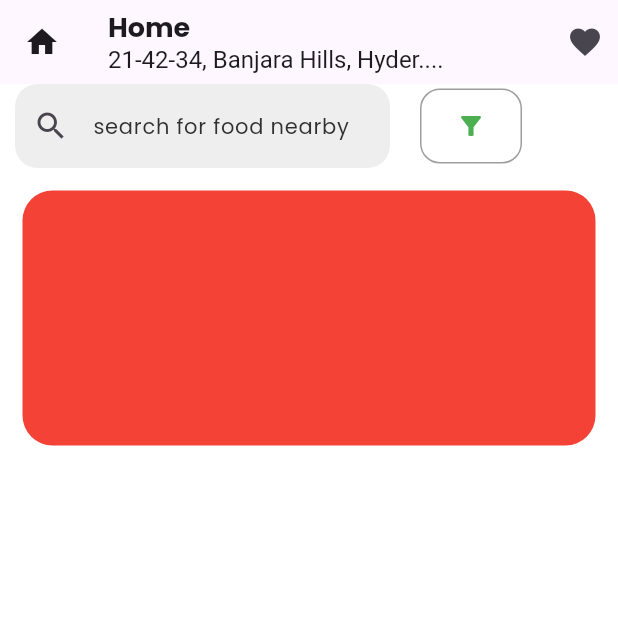
After one commit to azharbinsethi/flutter, a Flutter app: the SearchTwo screen opened directly, after a tap on the "filter alt" icon, on a phone screen of 412 x 824 dp, the top half of it. The commit adds this screen. Run offline on Flutter 3.47's test engine with Material 3 defaults, Android fonts, the phone set to English and light mode, and no system bars; our stand-ins replace google_fonts.

Commit message:
second commit

```diff
--- a/lib/SearchScreen/SearchTwo.dart
+++ b/lib/SearchScreen/SearchTwo.dart
@@ -1,4 +1,5 @@
 import 'package:flutter/material.dart';
+import 'package:testingterminal/main/MainScreen.dart';
 
 class SearchTwo extends StatelessWidget {
   const SearchTwo({super.key});
@@ -38,7 +39,15 @@ class SearchTwo extends StatelessWidget {
                   color: Colors.white,
                   borderRadius: BorderRadius.circular(10),
                 ),
-                child: Icon(Icons.filter_alt_rounded),
+                child: GestureDetector(
+                  onTap: () {
+                    Navigator.push(
+                      context,
+                      MaterialPageRoute(builder: (context) => MainScreen()),
+                    );
+                  },
+                  child: Icon(Icons.filter_alt_rounded),
+                ),
               ),
             ],
           ),
--- /dev/null
+++ b/lib/main/MainScreen.dart
@@ -0,0 +1,121 @@
+import 'package:flutter/material.dart';
+import 'package:flutter/rendering.dart';
+import 'package:google_fonts/google_fonts.dart';
+
+class MainScreen extends StatelessWidget {
+  const MainScreen({super.key});
+
+  @override
+  Widget build(BuildContext context) {
+    return Scaffold(
+      backgroundColor: Colors.white,
+      appBar: AppBar(
+        centerTitle: false,
+        leading: Icon(Icons.home),
+        actions: [Icon(Icons.favorite), SizedBox(width: 10)],
+
+        title: Column(
+          crossAxisAlignment: CrossAxisAlignment.start,
+          children: [
+            Text(
+              'Home',
+              style: GoogleFonts.poppins(
+                fontWeight: FontWeight.bold,
+                fontSize: 18,
+              ),
+            ),
+            Text(
+              '21-42-34, Banjara Hills, Hyder....',
+              style: TextStyle(fontSize: 16),
+            ),
+          ],
+        ),
+      ),
+      body: Column(
+        children: [
+          Row(
+            children: [
+              Padding(padding: EdgeInsets.only(left: 10)),
+
+              SizedBox(
+                width: 250,
+                child: TextFormField(
+                  decoration: InputDecoration(
+                    fillColor: Colors.grey.shade200,
+                    filled: true,
+                    prefixIcon: Icon(Icons.search),
+                    border: OutlineInputBorder(
+                      borderRadius: BorderRadius.circular(15),
+                      borderSide: BorderSide.none,
+                    ),
+                    hintText: 'search for food nearby',
+                    hintStyle: GoogleFonts.poppins(
+                      fontSize: 14,
+                      color: Color.fromARGB(255, 48, 48, 48),
+                    ),
+                  ),
+                ),
+              ),
+              SizedBox(width: 20),
+              OutlinedButton(
+                style: OutlinedButton.styleFrom(
+                  minimumSize: Size(59, 50),
+                  //fixedSize: Size(50, 50),
+                  side: BorderSide(color: Colors.grey),
+                  shape: RoundedRectangleBorder(
+                    borderRadius: BorderRadius.circular(13.31),
+                  ),
+                ),
+
+                onPressed: () {},
+                child: Icon(Icons.filter_alt, color: Colors.green, size: 20),
+              ),
+            ],
+          ),
+          Expanded(
+            child: ListView(
+              scrollDirection: Axis.vertical,
+              children: [
+                SizedBox(
+                  height: 200,
+                  child: PageView(
+                    scrollDirection: Axis.horizontal,
+                    children: [
+                      Container(
+                        margin: EdgeInsets.all(15),
+                        height: 150,
+                        width: 500,
+                        decoration: BoxDecoration(
+                          color: Colors.red,
+                          borderRadius: BorderRadius.circular(20),
+                        ),
+                      ),
+                      Container(
+                        margin: EdgeInsets.all(15),
+                        height: 150,
+                        width: 500,
+                        decoration: BoxDecoration(
+                          color: Colors.blue,
+                          borderRadius: BorderRadius.circular(20),
+                        ),
+                      ),
+                      Container(
+                        margin: EdgeInsets.all(15),
+                        height: 150,
+                        width: 500,
+                        decoration: BoxDecoration(
+                          color: Colors.green,
+                          borderRadius: BorderRadius.circular(20),
+                        ),
+                      ),
+                    ],
+                  ),
+                ),
+              ],
+            ),
+          ),
+        ],
+      ),
+    );
+  }
+}
--- a/pubspec.yaml
+++ b/pubspec.yaml
@@ -34,6 +34,7 @@ dependencies:
   # The following adds the Cupertino Icons font to your application.
   # Use with the CupertinoIcons class for iOS style icons.
   cupertino_icons: ^1.0.8
+  google_fonts: ^8.0.2
 
 dev_dependencies:
   flutter_test:
```
Also changed, not shown: pubspec.lock, 3 other files.
